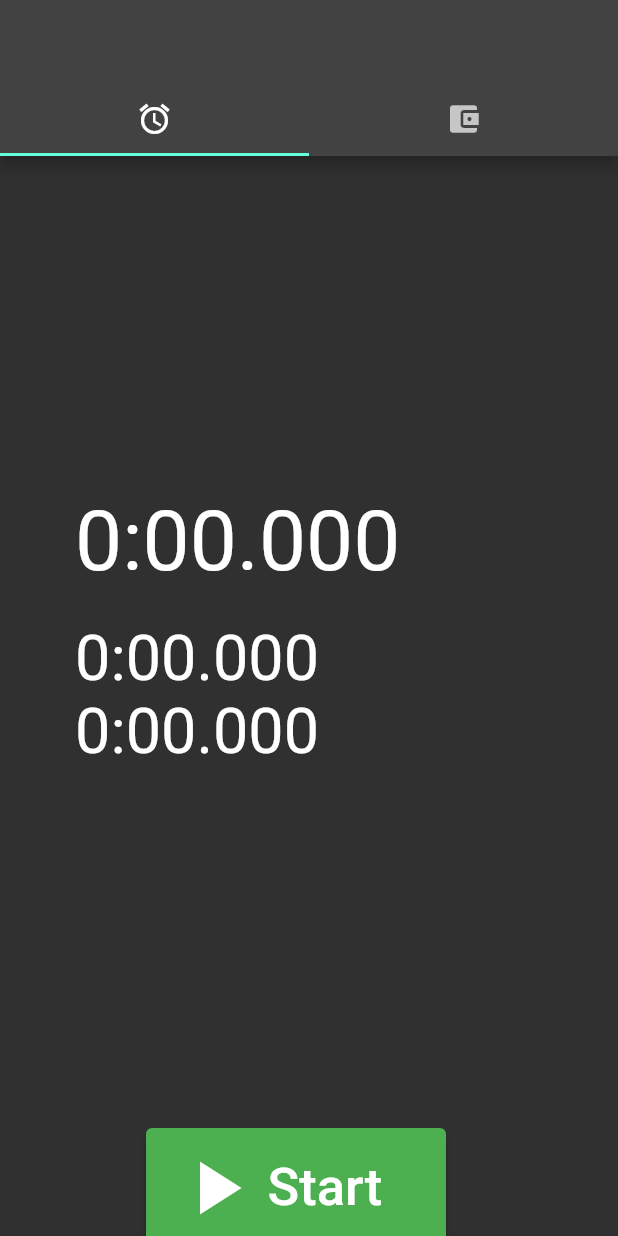
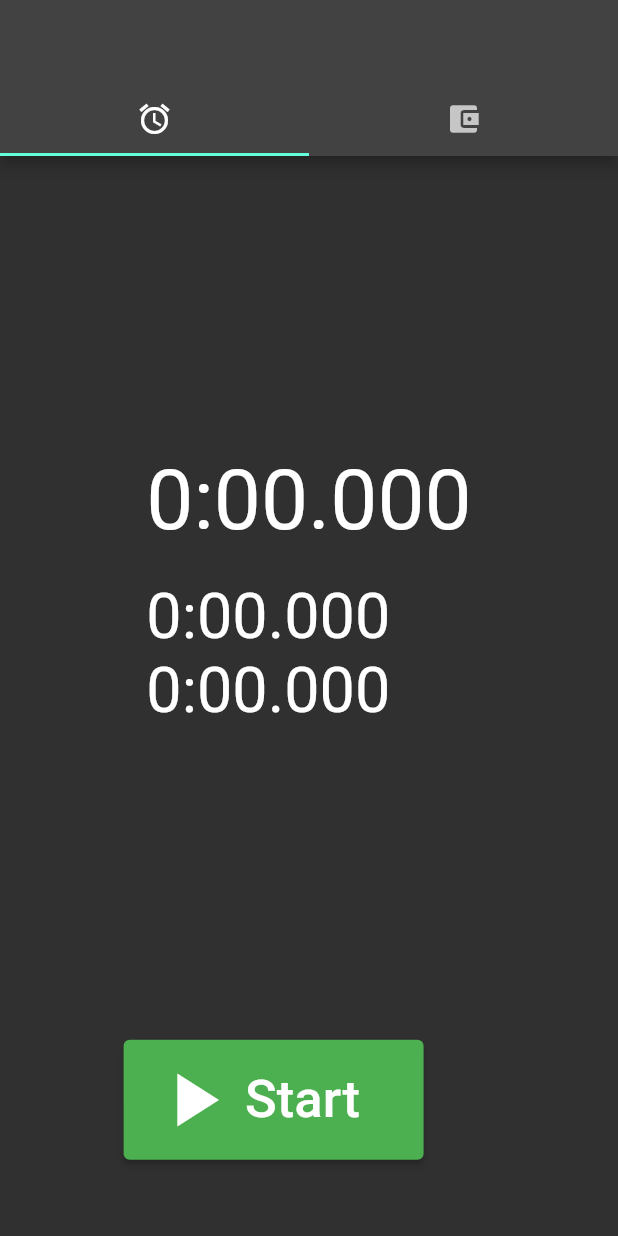
Before and after one commit to Roberto99-ops/Track-Chronometer, a Flutter app: the screen it shows after launch, on a phone screen of 412 x 824 dp. Run offline on Flutter 3.47's test engine with Material 2 defaults, Android fonts, the phone set to English and light mode, and no system bars; our stand-ins replace permission_handler, share_plus; missing offline and left inert: quill_format, zefyrka.

Commit message:
Spacers e Flexibles implemented

```diff
--- a/lib/create_view_temps.dart
+++ b/lib/create_view_temps.dart
@@ -10,6 +10,7 @@ import 'display_text.dart';
 ///measure I don't have to display the save button, in the
 ///other case I have to do it; also if I start the measure I have to display
 ///a STOP button...
+///spacers e flexibles heavily used to adapt the layout to the screen size
 
 class CreateViewTemps extends StatefulWidget{
   CreateViewTemps({Key? key}) : super(key: key);
@@ -45,16 +46,15 @@ class _View extends State<CreateViewTemps>{
     return Stack(
       children: [
         Scaffold(
-          body: Column(
+          body:Column(
+            mainAxisSize: MainAxisSize.max,
+            crossAxisAlignment: CrossAxisAlignment.center,
             children: [
-              SizedBox(
-                height: MediaQuery.of(context).size.height-600,
+              Spacer(
+                flex: 3,
               ),
-              Container(
-                //qui ci va un container col tempo che scorre con bluetooth
-                height: MediaQuery.of(context).size.height-400,
-                width: MediaQuery.of(context).size.width-100,
-                child: Column(
+              Flexible(
+                  child: Column(
                   children: [
                     Text(
                       totalTime,
@@ -75,15 +75,17 @@ class _View extends State<CreateViewTemps>{
                   ],
                   crossAxisAlignment: CrossAxisAlignment.start,
                 ),
+                flex: 6
               ),
               if (ready==true)...[//I got the start button
                 if(saveButton==false)...[//I haven't the save button
-                  Row(
+                  Flexible(child: Row(
                     children: [
-                  SizedBox(
-                    width: MediaQuery.of(context).size.width/3-40,
+                  Spacer(
+                    flex: 1,
                   ),
-                  ElevatedButton(
+                  Flexible(
+                    child: ElevatedButton(
                     onPressed: () {
                       //qui facciamo partire il tutto bluetooth
                       setState(() { ready=false;});
@@ -105,16 +107,20 @@ class _View extends State<CreateViewTemps>{
                           textScaleFactor: 2.5,)
                       ],
                     ),
-                  )
+                  ),
+                    flex: 3,
+                  ),
+                      Spacer(flex: 1,)
                     ],
                   ),
+                    flex: 2,
+                  ),
                 ]else...[//I have the save button
-                  Row(
+                  Flexible(
+                    child: Row(
                     children: [
-                      SizedBox(
-                        width: MediaQuery.of(context).size.width/3-40,
-                      ),
-                      ElevatedButton(
+                      Spacer(flex: 1,),
+                      Flexible(child: ElevatedButton(
                         onPressed: () {
                           //qui facciamo partire il tutto bluetooth
                           setState(() { ready=false;});
@@ -137,10 +143,11 @@ class _View extends State<CreateViewTemps>{
                           ],
                         ),
                       ),
-                      const SizedBox(
-                        width: 14,
+                        flex: 3,
                       ),
-                      IconButton(
+                      Flexible(child: Row(children:[
+                      Spacer(flex: 2,),
+                      Flexible(child: IconButton(
                         onPressed: () async {
                           composeDoc();
                           var result = await Navigator.of(context).push(
@@ -160,16 +167,22 @@ class _View extends State<CreateViewTemps>{
                         iconSize: 50,
                         //alignment: Alignment.bottomRight,
                       ),
+                        flex: 5,
+                      ),
+                        Spacer(flex: 2),
+                      ],
+                      ),
+                      ),
                     ],
+                  ),
+                    flex: 2,
                   ),
                 ]
               ]else...[//I got the Stop button
-                Row(
+                Flexible(child: Row(
                   children: [
-                SizedBox(
-                  width: MediaQuery.of(context).size.width/3-40,
-                ),
-                ElevatedButton(
+                Spacer(flex: 1,),
+                Flexible(child: ElevatedButton(
                   onPressed: () {
                     //qui facciamo partire il tutto bluetooth
                     setState(() { ready=true; saveButton=true;});
@@ -192,12 +205,17 @@ class _View extends State<CreateViewTemps>{
                     ],
                   ),
                 ),
+                  flex: 3,
+                ),
+                    Spacer(flex: 1,)
                   ],
+                ),
+                  flex: 2,
                 ),
               ],
             ],
     ),
-    ),
+          ),
       ],
     );
   }
```
